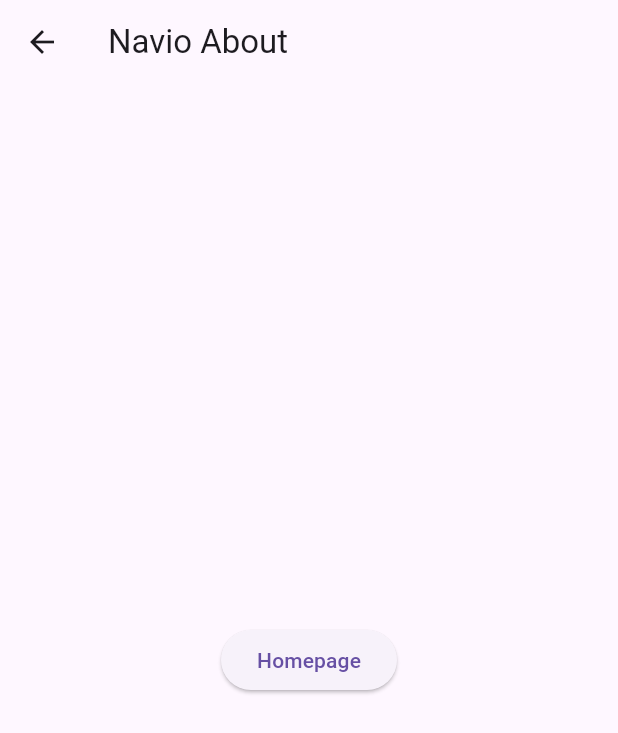
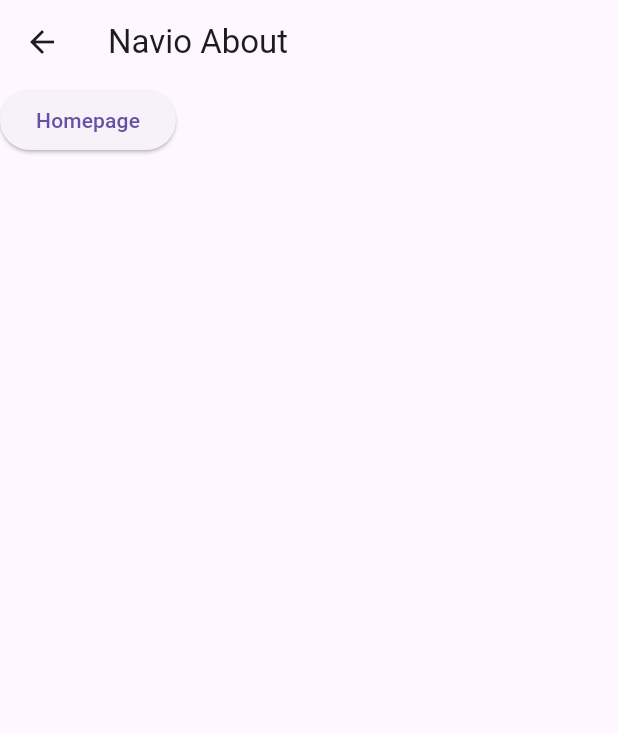
Before and after one commit to machuchesteven/fluts, a Flutter app: the Aboutpage screen opened directly, on a phone screen of 412 x 824 dp. Shown: the top 733 px of the screen. Run offline on Flutter 3.47's test engine with Material 3 defaults, Android fonts, the phone set to English and light mode, and no system bars; our stand-ins replace google_nav_bar.

```diff
--- a/navio/lib/Presentations/Screens/about_page.dart
+++ b/navio/lib/Presentations/Screens/about_page.dart
@@ -10,14 +10,15 @@ class Aboutpage extends StatelessWidget {
       appBar: AppBar(
         title: const Text("Navio About"),
       ),
-      body: Center(
-        child: ElevatedButton(
+      body: Column(
+        children:[ ElevatedButton(
           onPressed: () { Navigator.of(context).push(
             MaterialPageRoute(builder: (context) => const Homepage())
             );
           },
           child: const Text("Homepage"),
       ),
+
     ),
     );
   }
```
Also changed, not shown: navio/lib/Presentations/Screens/home_page.dart (line endings or trailing spaces).
